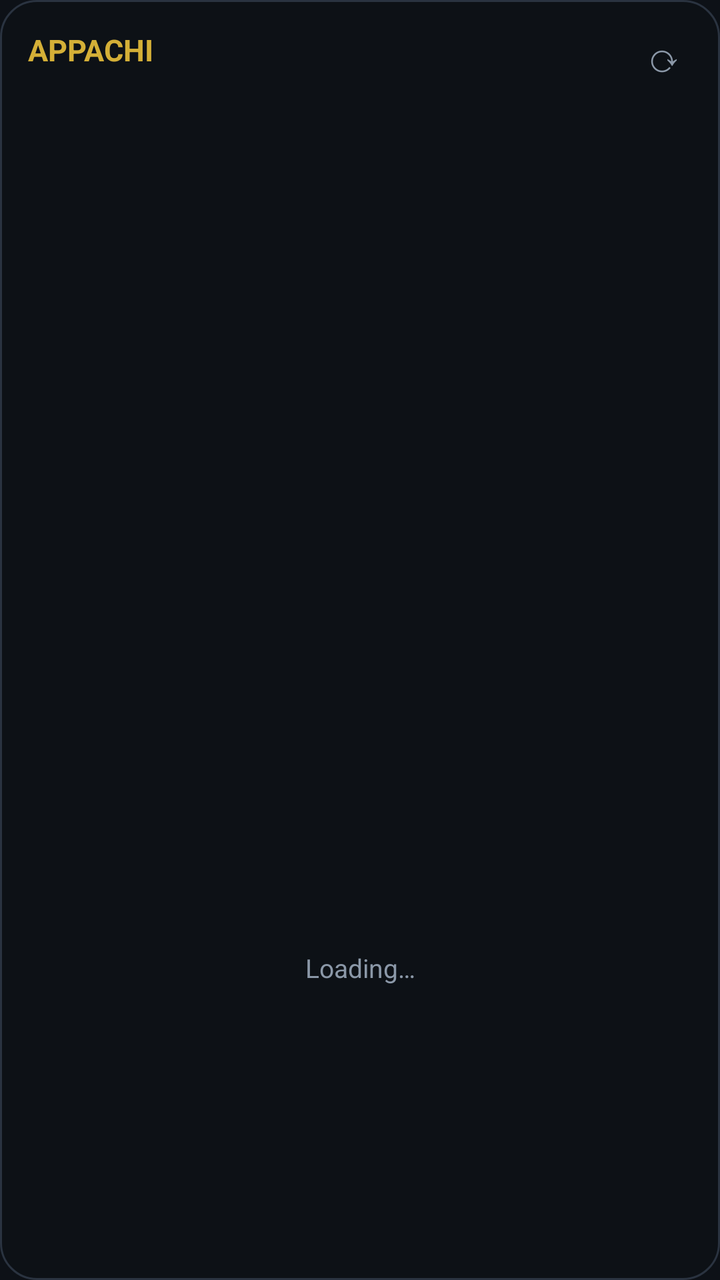
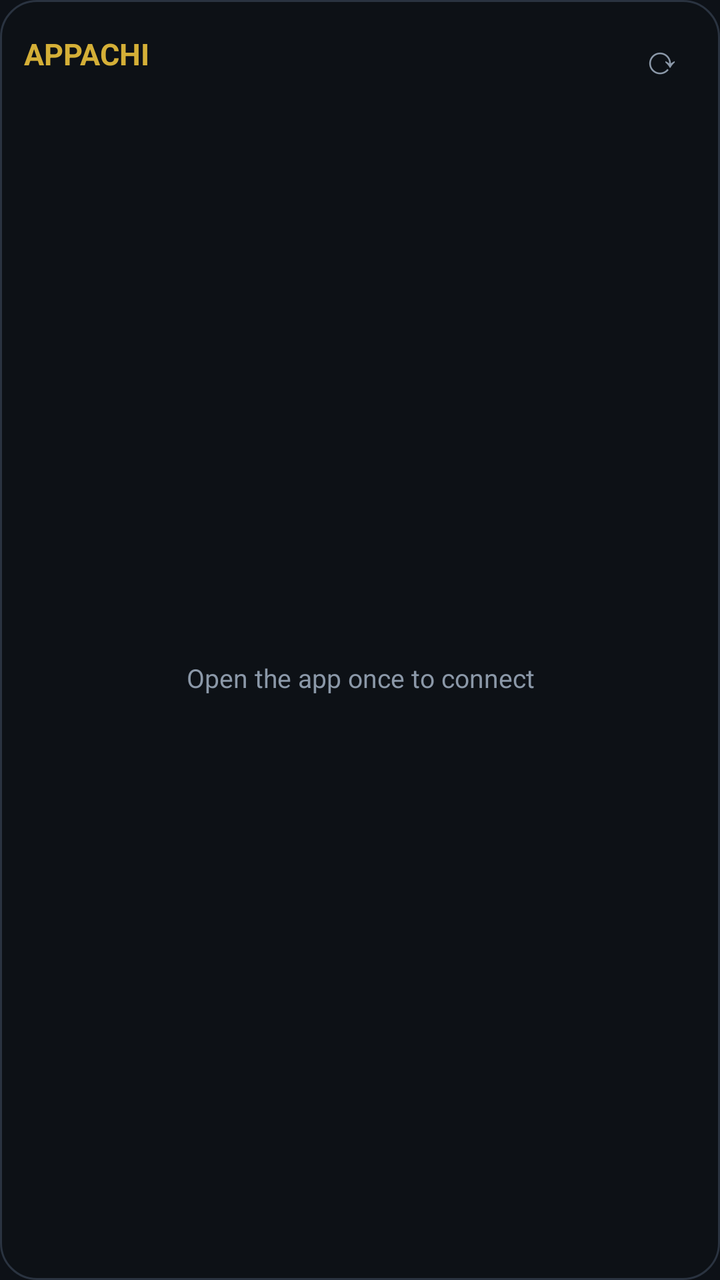

Two renders of the same Android screen: before a commit and after it. Below are the layout's source before the change and the commit's diff.
<!-- AndroidManifest.xml: application theme AppTheme -->
<!-- res/layout/widget_home.xml -->
<?xml version="1.0" encoding="utf-8"?>
<LinearLayout xmlns:android="http://schemas.android.com/apk/res/android"
    android:layout_width="match_parent"
    android:layout_height="match_parent"
    android:orientation="vertical"
    android:background="@drawable/widget_bg"
    android:padding="10dp">

    <LinearLayout
        android:layout_width="match_parent"
        android:layout_height="wrap_content"
        android:orientation="horizontal"
        android:gravity="center_vertical">
        <TextView
            android:id="@+id/w_title"
            android:layout_width="0dp"
            android:layout_height="wrap_content"
            android:layout_weight="1"
            android:text="APPACHI"
            android:textColor="#D4AF37"
            android:textSize="15sp"
            android:textStyle="bold"
            android:maxLines="2"
            android:paddingStart="4dp"
            android:paddingBottom="6dp" />
        <TextView
            android:id="@+id/w_refresh"
            android:layout_width="36dp"
            android:layout_height="36dp"
            android:gravity="center"
            android:text="⟳"
            android:textColor="#8B98A8"
            android:textSize="20sp" />
    </LinearLayout>

    <ListView
        android:id="@+id/w_list"
        android:layout_width="match_parent"
        android:layout_height="0dp"
        android:layout_weight="1"
        android:divider="#222D3D"
        android:dividerHeight="1dp" />

    <TextView
        android:id="@+id/w_empty"
        android:layout_width="match_parent"
        android:layout_height="0dp"
        android:layout_weight="1"
        android:gravity="center"
        android:text="Loading…"
        android:textColor="#8B98A8"
        android:textSize="13sp" />
</LinearLayout>
<!-- resources referenced by this layout -->
<resources>
  <!-- drawable widget_bg (drawable) -->
  <?xml version="1.0" encoding="utf-8"?>
  <shape xmlns:android="http://schemas.android.com/apk/res/android" android:shape="rectangle">
      <solid android:color="#F20D1117" />
      <corners android:radius="18dp" />
      <stroke android:width="1dp" android:color="#2A3340" />
  </shape>
  <style name="AppTheme" parent="Theme.AppCompat.NoActionBar">
          <item name="colorPrimary">@color/colorPrimary</item>
          <item name="colorPrimaryDark">@color/colorPrimaryDark</item>
          <item name="colorAccent">@color/colorAccent</item>
          <item name="android:windowBackground">@color/colorPrimary</item>
          <item name="android:statusBarColor">@color/statusBarColor</item>
          <item name="android:navigationBarColor">@color/navigationBarColor</item>
      </style>
  <color name="colorPrimary">#0d1117</color>
  <color name="colorPrimaryDark">#0d1117</color>
  <color name="colorAccent">#d4af37</color>
  <color name="statusBarColor">#0d1117</color>
  <color name="navigationBarColor">#0d1117</color>
</resources>

<!-- the commit's change to res/layout/widget_home.xml (unified diff, before → after) -->
@@ -1,53 +1,97 @@
 <?xml version="1.0" encoding="utf-8"?>
 <LinearLayout xmlns:android="http://schemas.android.com/apk/res/android"
-    android:layout_width="match_parent"
-    android:layout_height="match_parent"
-    android:orientation="vertical"
-    android:background="@drawable/widget_bg"
-    android:padding="10dp">
-
-    <LinearLayout
-        android:layout_width="match_parent"
-        android:layout_height="wrap_content"
-        android:orientation="horizontal"
-        android:gravity="center_vertical">
-        <TextView
-            android:id="@+id/w_title"
-            android:layout_width="0dp"
-            android:layout_height="wrap_content"
-            android:layout_weight="1"
-            android:text="APPACHI"
-            android:textColor="#D4AF37"
-            android:textSize="15sp"
-            android:textStyle="bold"
-            android:maxLines="2"
-            android:paddingStart="4dp"
-            android:paddingBottom="6dp" />
-        <TextView
-            android:id="@+id/w_refresh"
-            android:layout_width="36dp"
-            android:layout_height="36dp"
-            android:gravity="center"
-            android:text="⟳"
-            android:textColor="#8B98A8"
-            android:textSize="20sp" />
+    android:layout_width="match_parent" android:layout_height="match_parent"
+    android:orientation="vertical" android:background="@drawable/widget_bg" android:padding="10dp">
+    <LinearLayout android:layout_width="match_parent" android:layout_height="wrap_content" android:orientation="horizontal" android:gravity="center_vertical">
+        <TextView android:id="@+id/w_title" android:layout_width="0dp" android:layout_height="wrap_content" android:layout_weight="1"
+            android:text="APPACHI" android:textColor="#D4AF37" android:textSize="15sp" android:textStyle="bold" android:maxLines="2" android:paddingStart="2dp" android:paddingBottom="4dp" />
+        <TextView android:id="@+id/w_refresh" android:layout_width="38dp" android:layout_height="38dp" android:gravity="center"
+            android:text="⟳" android:textColor="#8B98A8" android:textSize="20sp" />
     </LinearLayout>
-
-    <ListView
-        android:id="@+id/w_list"
-        android:layout_width="match_parent"
-        android:layout_height="0dp"
-        android:layout_weight="1"
-        android:divider="#222D3D"
-        android:dividerHeight="1dp" />
-
-    <TextView
-        android:id="@+id/w_empty"
-        android:layout_width="match_parent"
-        android:layout_height="0dp"
-        android:layout_weight="1"
-        android:gravity="center"
-        android:text="Loading…"
-        android:textColor="#8B98A8"
-        android:textSize="13sp" />
+    <TextView android:id="@+id/w_status" android:layout_width="match_parent" android:layout_height="wrap_content"
+        android:textColor="#8B98A8" android:textSize="11sp" android:paddingStart="2dp" android:visibility="gone" />
+    <LinearLayout android:layout_width="match_parent" android:layout_height="0dp" android:layout_weight="1" android:orientation="vertical">
+    <LinearLayout android:id="@+id/r0" android:layout_width="match_parent" android:layout_height="wrap_content"
+        android:orientation="horizontal" android:gravity="center_vertical" android:paddingTop="5dp" android:paddingBottom="5dp" android:visibility="gone">
+        <LinearLayout android:layout_width="0dp" android:layout_height="wrap_content" android:layout_weight="1" android:orientation="vertical">
+            <TextView android:id="@+id/r0_t" android:layout_width="match_parent" android:layout_height="wrap_content"
+                android:textColor="#E6EDF3" android:textSize="14sp" android:textStyle="bold" android:maxLines="1" android:ellipsize="end" />
+            <TextView android:id="@+id/r0_m" android:layout_width="match_parent" android:layout_height="wrap_content"
+                android:textColor="#8B98A8" android:textSize="11.5sp" android:maxLines="1" android:ellipsize="end" />
+        </LinearLayout>
+        <TextView android:id="@+id/r0_v" android:layout_width="wrap_content" android:layout_height="wrap_content"
+            android:textColor="#D4AF37" android:textSize="14sp" android:textStyle="bold" android:paddingStart="8dp" android:paddingEnd="8dp" />
+        <TextView android:id="@+id/r0_b" android:layout_width="40dp" android:layout_height="38dp" android:gravity="center"
+            android:background="@drawable/widget_tick_bg" android:text="✓" android:textColor="#3FCF6E" android:textSize="20sp" android:textStyle="bold" />
+    </LinearLayout>
+    <LinearLayout android:id="@+id/r1" android:layout_width="match_parent" android:layout_height="wrap_content"
+        android:orientation="horizontal" android:gravity="center_vertical" android:paddingTop="5dp" android:paddingBottom="5dp" android:visibility="gone">
+        <LinearLayout android:layout_width="0dp" android:layout_height="wrap_content" android:layout_weight="1" android:orientation="vertical">
+            <TextView android:id="@+id/r1_t" android:layout_width="match_parent" android:layout_height="wrap_content"
+                android:textColor="#E6EDF3" android:textSize="14sp" android:textStyle="bold" android:maxLines="1" android:ellipsize="end" />
+            <TextView android:id="@+id/r1_m" android:layout_width="match_parent" android:layout_height="wrap_content"
+                android:textColor="#8B98A8" android:textSize="11.5sp" android:maxLines="1" android:ellipsize="end" />
+        </LinearLayout>
+        <TextView android:id="@+id/r1_v" android:layout_width="wrap_content" android:layout_height="wrap_content"
+            android:textColor="#D4AF37" android:textSize="14sp" android:textStyle="bold" android:paddingStart="8dp" android:paddingEnd="8dp" />
+        <TextView android:id="@+id/r1_b" android:layout_width="40dp" android:layout_height="38dp" android:gravity="center"
+            android:background="@drawable/widget_tick_bg" android:text="✓" android:textColor="#3FCF6E" android:textSize="20sp" android:textStyle="bold" />
+    </LinearLayout>
+    <LinearLayout android:id="@+id/r2" android:layout_width="match_parent" android:layout_height="wrap_content"
+        android:orientation="horizontal" android:gravity="center_vertical" android:paddingTop="5dp" android:paddingBottom="5dp" android:visibility="gone">
+        <LinearLayout android:layout_width="0dp" android:layout_height="wrap_content" android:layout_weight="1" android:orientation="vertical">
+            <TextView android:id="@+id/r2_t" android:layout_width="match_parent" android:layout_height="wrap_content"
+                android:textColor="#E6EDF3" android:textSize="14sp" android:textStyle="bold" android:maxLines="1" android:ellipsize="end" />
+            <TextView android:id="@+id/r2_m" android:layout_width="match_parent" android:layout_height="wrap_content"
+                android:textColor="#8B98A8" android:textSize="11.5sp" android:maxLines="1" android:ellipsize="end" />
+        </LinearLayout>
+        <TextView android:id="@+id/r2_v" android:layout_width="wrap_content" android:layout_height="wrap_content"
+            android:textColor="#D4AF37" android:textSize="14sp" android:textStyle="bold" android:paddingStart="8dp" android:paddingEnd="8dp" />
+        <TextView android:id="@+id/r2_b" android:layout_width="40dp" android:layout_height="38dp" android:gravity="center"
+            android:background="@drawable/widget_tick_bg" android:text="✓" android:textColor="#3FCF6E" android:textSize="20sp" android:textStyle="bold" />
+    </LinearLayout>
+    <LinearLayout android:id="@+id/r3" android:layout_width="match_parent" android:layout_height="wrap_content"
+        android:orientation="horizontal" android:gravity="center_vertical" android:paddingTop="5dp" android:paddingBottom="5dp" android:visibility="gone">
+        <LinearLayout android:layout_width="0dp" android:layout_height="wrap_content" android:layout_weight="1" android:orientation="vertical">
+            <TextView android:id="@+id/r3_t" android:layout_width="match_parent" android:layout_height="wrap_content"
+                android:textColor="#E6EDF3" android:textSize="14sp" android:textStyle="bold" android:maxLines="1" android:ellipsize="end" />
+            <TextView android:id="@+id/r3_m" android:layout_width="match_parent" android:layout_height="wrap_content"
+                android:textColor="#8B98A8" android:textSize="11.5sp" android:maxLines="1" android:ellipsize="end" />
+        </LinearLayout>
+        <TextView android:id="@+id/r3_v" android:layout_width="wrap_content" android:layout_height="wrap_content"
+            android:textColor="#D4AF37" android:textSize="14sp" android:textStyle="bold" android:paddingStart="8dp" android:paddingEnd="8dp" />
+        <TextView android:id="@+id/r3_b" android:layout_width="40dp" android:layout_height="38dp" android:gravity="center"
+            android:background="@drawable/widget_tick_bg" android:text="✓" android:textColor="#3FCF6E" android:textSize="20sp" android:textStyle="bold" />
+    </LinearLayout>
+    <LinearLayout android:id="@+id/r4" android:layout_width="match_parent" android:layout_height="wrap_content"
+        android:orientation="horizontal" android:gravity="center_vertical" android:paddingTop="5dp" android:paddingBottom="5dp" android:visibility="gone">
+        <LinearLayout android:layout_width="0dp" android:layout_height="wrap_content" android:layout_weight="1" android:orientation="vertical">
+            <TextView android:id="@+id/r4_t" android:layout_width="match_parent" android:layout_height="wrap_content"
+                android:textColor="#E6EDF3" android:textSize="14sp" android:textStyle="bold" android:maxLines="1" android:ellipsize="end" />
+            <TextView android:id="@+id/r4_m" android:layout_width="match_parent" android:layout_height="wrap_content"
+                android:textColor="#8B98A8" android:textSize="11.5sp" android:maxLines="1" android:ellipsize="end" />
+        </LinearLayout>
+        <TextView android:id="@+id/r4_v" android:layout_width="wrap_content" android:layout_height="wrap_content"
+            android:textColor="#D4AF37" android:textSize="14sp" android:textStyle="bold" android:paddingStart="8dp" android:paddingEnd="8dp" />
+        <TextView android:id="@+id/r4_b" android:layout_width="40dp" android:layout_height="38dp" android:gravity="center"
+            android:background="@drawable/widget_tick_bg" android:text="✓" android:textColor="#3FCF6E" android:textSize="20sp" android:textStyle="bold" />
+    </LinearLayout>
+    <LinearLayout android:id="@+id/r5" android:layout_width="match_parent" android:layout_height="wrap_content"
+        android:orientation="horizontal" android:gravity="center_vertical" android:paddingTop="5dp" android:paddingBottom="5dp" android:visibility="gone">
+        <LinearLayout android:layout_width="0dp" android:layout_height="wrap_content" android:layout_weight="1" android:orientation="vertical">
+            <TextView android:id="@+id/r5_t" android:layout_width="match_parent" android:layout_height="wrap_content"
+                android:textColor="#E6EDF3" android:textSize="14sp" android:textStyle="bold" android:maxLines="1" android:ellipsize="end" />
+            <TextView android:id="@+id/r5_m" android:layout_width="match_parent" android:layout_height="wrap_content"
+                android:textColor="#8B98A8" android:textSize="11.5sp" android:maxLines="1" android:ellipsize="end" />
+        </LinearLayout>
+        <TextView android:id="@+id/r5_v" android:layout_width="wrap_content" android:layout_height="wrap_content"
+            android:textColor="#D4AF37" android:textSize="14sp" android:textStyle="bold" android:paddingStart="8dp" android:paddingEnd="8dp" />
+        <TextView android:id="@+id/r5_b" android:layout_width="40dp" android:layout_height="38dp" android:gravity="center"
+            android:background="@drawable/widget_tick_bg" android:text="✓" android:textColor="#3FCF6E" android:textSize="20sp" android:textStyle="bold" />
+    </LinearLayout>
+        <TextView android:id="@+id/w_empty" android:layout_width="match_parent" android:layout_height="match_parent" android:gravity="center"
+            android:text="Open the app once to connect" android:textColor="#8B98A8" android:textSize="13sp" />
+    </LinearLayout>
+    <TextView android:id="@+id/w_more" android:layout_width="match_parent" android:layout_height="wrap_content" android:gravity="center"
+        android:textColor="#D4AF37" android:textSize="12sp" android:paddingTop="2dp" android:visibility="gone" />
 </LinearLayout>
<!-- resource entries referenced after the edit -->
@@ -6,6 +6,13 @@
       <solid android:color="#F20D1117" />
       <corners android:radius="18dp" />
       <stroke android:width="1dp" android:color="#2A3340" />
+  </shape>
+  <!-- drawable widget_tick_bg (drawable) -->
+  <?xml version="1.0" encoding="utf-8"?>
+  <shape xmlns:android="http://schemas.android.com/apk/res/android" android:shape="rectangle">
+      <solid android:color="#1A2230" />
+      <corners android:radius="10dp" />
+      <stroke android:width="2dp" android:color="#3FCF6E" />
   </shape>
   <style name="AppTheme" parent="Theme.AppCompat.NoActionBar">
           <item name="colorPrimary">@color/colorPrimary</item>
